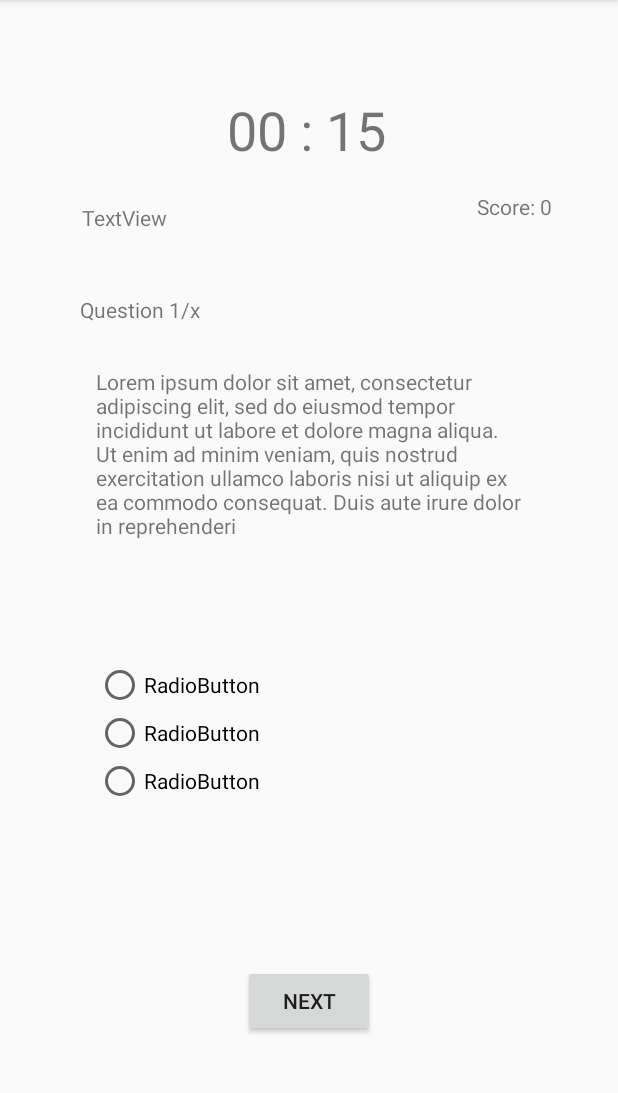
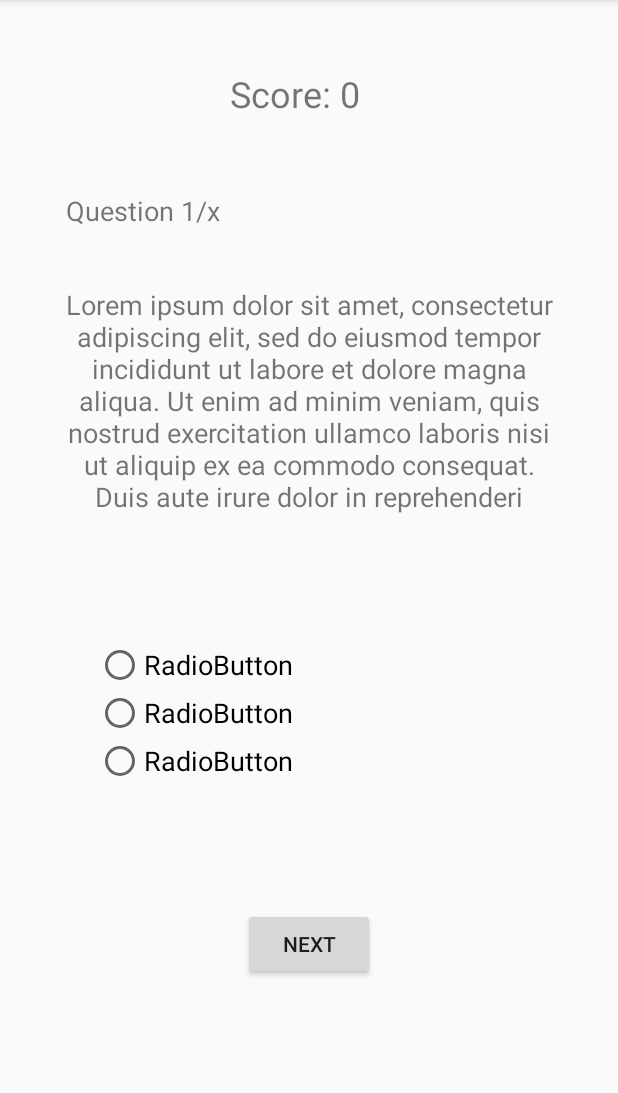
Before and after one commit to ChaimaeBen/Quizz, an Android app: the QuestionActivity screen opened directly, with no data from a screen before it, on a phone screen of 412 x 824 dp, the part 84-1177 px from its top. Run offline under Robolectric (Android 15) with nearby library versions, the phone set to English and light mode, and no system bars; our stand-ins replace Room's generated code.

Commit message:
vertaling 3

```diff
--- a/app/src/main/java/com/example/quizz/CategoryDetailFragment.java
+++ b/app/src/main/java/com/example/quizz/CategoryDetailFragment.java
@@ -169,7 +169,8 @@ public class CategoryDetailFragment extends Fragment {
             rad3.setText(current.getChoice3());
 
             questionCounter++;
-            TextCount.setText("Question: " + questionCounter + "/" + questionTotal);
+            TextCount.setText(getString(R.string.question )+" "+ questionCounter + "/" + questionTotal);
+
             answer = false;
             next.setText(R.string.confirm_button);
         }else{
--- a/app/src/main/java/com/example/quizz/QuestionActivity.java
+++ b/app/src/main/java/com/example/quizz/QuestionActivity.java
@@ -48,13 +48,11 @@ public class QuestionActivity extends AppCompatActivity {
 next = findViewById(R.id.id_next);
         TextQuestions =findViewById(R.id.id_question);
         TextScore=findViewById(R.id.id_totalText);
-        TextTime=findViewById(R.id.id_countdown);
         TextCount=findViewById(R.id.id_questionCount);
         group = findViewById(R.id.radioGroup);
         rad1 = findViewById(R.id.id_radio1);
         rad2 = findViewById(R.id.id_radio2);
         rad3 = findViewById(R.id.id_radio3);
-       TextCat = findViewById(R.id.id_categoryText);
         textDefaultColor = rad3.getTextColors();
 
         mrep = new QuestionRepository(this.getApplication());
@@ -118,7 +116,7 @@ private void AnswerChecker(){
             rad3.setText(current.getChoice3());
 
             questionCounter++;
-            TextCount.setText(R.string.question+" " + questionCounter + "/" + questionTotal);
+            TextCount.setText(getString(R.string.question )+" "+ questionCounter + "/" + questionTotal);
             answer = false;
             next.setText(R.string.confirm_button);
         }else{
--- a/app/src/main/res/layout/activity_question.xml
+++ b/app/src/main/res/layout/activity_question.xml
@@ -6,80 +6,34 @@
     android:layout_height="match_parent"
     tools:context=".QuestionActivity">
 
-    <Button
-        android:id="@+id/id_next"
-        android:layout_width="wrap_content"
-        android:layout_height="wrap_content"
-        android:layout_marginTop="44dp"
-        android:layout_marginBottom="67dp"
-        android:text="@string/next_button"
-        app:layout_constraintBottom_toBottomOf="parent"
-        app:layout_constraintEnd_toEndOf="parent"
-        app:layout_constraintStart_toStartOf="parent"
-        app:layout_constraintTop_toBottomOf="@+id/radioGroup" />
-
     <TextView
         android:id="@+id/id_totalText"
-        android:layout_width="wrap_content"
+        android:layout_width="0dp"
         android:layout_height="wrap_content"
-        android:layout_marginStart="317dp"
-        android:layout_marginLeft="317dp"
-        android:layout_marginTop="128dp"
-        android:layout_marginEnd="44dp"
-        android:layout_marginRight="44dp"
+        android:layout_marginStart="153dp"
+        android:layout_marginLeft="153dp"
+        android:layout_marginTop="46dp"
+        android:layout_marginEnd="172dp"
+        android:layout_marginRight="172dp"
         android:text="Score: 0"
+        android:textSize="24sp"
         app:layout_constraintEnd_toEndOf="parent"
+        app:layout_constraintHorizontal_bias="1.0"
         app:layout_constraintStart_toStartOf="parent"
         app:layout_constraintTop_toTopOf="parent" />
 
     <TextView
         android:id="@+id/id_questionCount"
-        android:layout_width="wrap_content"
-        android:layout_height="wrap_content"
-        android:layout_marginStart="64dp"
-        android:layout_marginLeft="64dp"
-        android:layout_marginTop="187dp"
-        android:layout_marginEnd="290dp"
-        android:layout_marginRight="290dp"
-        android:layout_marginBottom="20dp"
+        android:layout_width="229dp"
+        android:layout_height="28dp"
+        android:layout_marginStart="52dp"
+        android:layout_marginLeft="52dp"
+        android:layout_marginTop="128dp"
+        android:layout_marginEnd="147dp"
+        android:layout_marginRight="147dp"
         android:text="Question 1/x"
-        app:layout_constraintBottom_toTopOf="@+id/id_question"
+        android:textSize="18sp"
         app:layout_constraintEnd_toEndOf="parent"
-        app:layout_constraintStart_toStartOf="parent"
-        app:layout_constraintTop_toTopOf="parent" />
-
-    <TextView
-        android:id="@+id/id_countdown"
-        android:layout_width="wrap_content"
-        android:layout_height="wrap_content"
-        android:layout_marginStart="151dp"
-        android:layout_marginLeft="151dp"
-        android:layout_marginTop="62dp"
-        android:layout_marginEnd="152dp"
-        android:layout_marginRight="152dp"
-        android:layout_marginBottom="115dp"
-        android:text="00 : 15"
-        android:textSize="36sp"
-        app:layout_constraintBottom_toTopOf="@+id/id_question"
-        app:layout_constraintEnd_toEndOf="parent"
-        app:layout_constraintHorizontal_bias="0.0"
-        app:layout_constraintStart_toStartOf="parent"
-        app:layout_constraintTop_toTopOf="parent"
-        app:layout_constraintVertical_bias="0.0" />
-
-    <TextView
-        android:id="@+id/id_categoryText"
-        android:layout_width="wrap_content"
-        android:layout_height="wrap_content"
-        android:layout_marginStart="53dp"
-        android:layout_marginLeft="53dp"
-        android:layout_marginTop="133dp"
-        android:layout_marginEnd="205dp"
-        android:layout_marginRight="205dp"
-        android:layout_marginBottom="40dp"
-        android:text="TextView"
-        app:layout_constraintBottom_toTopOf="@+id/id_questionCount"
-        app:layout_constraintEnd_toStartOf="@+id/id_totalText"
         app:layout_constraintStart_toStartOf="parent"
         app:layout_constraintTop_toTopOf="parent" />
 
@@ -89,10 +43,10 @@
         android:layout_height="wrap_content"
         android:layout_marginStart="64dp"
         android:layout_marginLeft="64dp"
-        android:layout_marginTop="41dp"
+        android:layout_marginTop="30dp"
         android:layout_marginEnd="55dp"
         android:layout_marginRight="55dp"
-        android:layout_marginBottom="53dp"
+        android:layout_marginBottom="15dp"
         app:layout_constraintBottom_toTopOf="@+id/id_next"
         app:layout_constraintEnd_toEndOf="parent"
         app:layout_constraintStart_toStartOf="parent"
@@ -102,37 +56,52 @@
             android:id="@+id/id_radio1"
             android:layout_width="match_parent"
             android:layout_height="wrap_content"
-            android:text="RadioButton" />
+            android:text="RadioButton"
+            android:textSize="18sp" />
 
         <RadioButton
             android:id="@+id/id_radio2"
             android:layout_width="match_parent"
             android:layout_height="wrap_content"
-            android:text="RadioButton" />
+            android:text="RadioButton"
+            android:textSize="18sp" />
 
         <RadioButton
             android:id="@+id/id_radio3"
             android:layout_width="match_parent"
             android:layout_height="wrap_content"
-            android:text="RadioButton" />
+            android:text="RadioButton"
+            android:textSize="18sp" />
 
     </RadioGroup>
 
     <TextView
         android:id="@+id/id_question"
-        android:layout_width="283dp"
-        android:layout_height="139dp"
-        android:layout_marginStart="64dp"
-        android:layout_marginLeft="64dp"
-        android:layout_marginTop="88dp"
-        android:layout_marginEnd="64dp"
-        android:layout_marginRight="64dp"
-        android:layout_marginBottom="5dp"
+        android:layout_width="334dp"
+        android:layout_height="166dp"
+        android:layout_marginStart="30dp"
+        android:layout_marginLeft="30dp"
+        android:layout_marginTop="28dp"
+        android:layout_marginEnd="30dp"
+        android:layout_marginRight="30dp"
+        android:gravity="center"
         android:text="Lorem ipsum dolor sit amet, consectetur adipiscing elit, sed do eiusmod tempor incididunt ut labore et dolore magna aliqua. Ut enim ad minim veniam, quis nostrud exercitation ullamco laboris nisi ut aliquip ex ea commodo consequat. Duis aute irure dolor in reprehenderi"
-        app:layout_constraintBottom_toTopOf="@+id/radioGroup"
+        android:textSize="18sp"
         app:layout_constraintEnd_toEndOf="parent"
-        app:layout_constraintHorizontal_bias="0.0"
+        app:layout_constraintHorizontal_bias="0.512"
         app:layout_constraintStart_toStartOf="parent"
-        app:layout_constraintTop_toBottomOf="@+id/id_totalText" />
+        app:layout_constraintTop_toBottomOf="@+id/id_questionCount" />
+
+    <Button
+        android:id="@+id/id_next"
+        android:layout_width="wrap_content"
+        android:layout_height="wrap_content"
+        android:layout_marginTop="20dp"
+        android:layout_marginBottom="67dp"
+        android:text="@string/next_button"
+        app:layout_constraintBottom_toBottomOf="parent"
+        app:layout_constraintEnd_toEndOf="parent"
+        app:layout_constraintStart_toStartOf="parent"
+        app:layout_constraintTop_toBottomOf="@+id/radioGroup" />
 
 </androidx.constraintlayout.widget.ConstraintLayout>
--- a/app/src/main/res/layout/category_detail.xml
+++ b/app/src/main/res/layout/category_detail.xml
@@ -65,7 +65,7 @@
         android:layout_height="0dp"
         android:layout_marginStart="30dp"
         android:layout_marginLeft="30dp"
-        android:layout_marginTop="48dp"
+        android:layout_marginTop="5dp"
         android:layout_marginEnd="30dp"
         android:layout_marginRight="30dp"
         android:text="Lorem ipsum dolor sit amet, consectetur adipiscing elit, sed do eiusmod tempor incididunt ut labore et dolore magna aliqua. Ut enim ad minim veniam, quis nostrud exercitation ullamco laboris nisi ut aliquip ex ea commodo consequat. Duis aute irure dolor in reprehenderi"
@@ -117,7 +117,7 @@
         android:layout_height="wrap_content"
         android:layout_marginStart="161dp"
         android:layout_marginLeft="161dp"
-        android:layout_marginTop="75dp"
+        android:layout_marginTop="50dp"
         android:layout_marginEnd="162dp"
         android:layout_marginRight="162dp"
         android:layout_marginBottom="77dp"
--- a/app/src/main/res/layout/fragment_login.xml
+++ b/app/src/main/res/layout/fragment_login.xml
@@ -59,9 +59,12 @@
         android:layout_centerHorizontal="true"
         android:layout_marginStart="84dp"
         android:layout_marginLeft="84dp"
+        android:layout_marginEnd="12dp"
+        android:layout_marginRight="12dp"
         android:layout_marginBottom="36dp"
         android:text="@string/register_yet"
         app:layout_constraintBottom_toBottomOf="parent"
+        app:layout_constraintEnd_toStartOf="@+id/id_creatTxt"
         app:layout_constraintStart_toStartOf="parent" />
 
     <Button
--- a/app/src/main/res/layout/fragment_register.xml
+++ b/app/src/main/res/layout/fragment_register.xml
@@ -127,29 +127,28 @@
         android:id="@+id/textView"
         android:layout_width="wrap_content"
         android:layout_height="wrap_content"
-        android:layout_marginBottom="47dp"
+        android:layout_marginStart="80dp"
+        android:layout_marginLeft="80dp"
+        android:layout_marginEnd="3dp"
+        android:layout_marginRight="3dp"
+        android:layout_marginBottom="113dp"
         android:text="@string/already_account"
         app:layout_constraintBottom_toBottomOf="parent"
-        app:layout_constraintEnd_toEndOf="parent"
-        app:layout_constraintHorizontal_bias="0.394"
-        app:layout_constraintStart_toStartOf="parent"
-        app:layout_constraintTop_toBottomOf="@+id/log_btn" />
+        app:layout_constraintEnd_toStartOf="@+id/id_goTologin"
+        app:layout_constraintStart_toStartOf="parent" />
 
     <TextView
         android:id="@+id/id_goTologin"
         android:layout_width="wrap_content"
         android:layout_height="wrap_content"
-        android:layout_marginStart="15dp"
-        android:layout_marginLeft="15dp"
-        android:layout_marginTop="119dp"
-        android:layout_marginEnd="78dp"
-        android:layout_marginRight="78dp"
-        android:layout_marginBottom="133dp"
+        android:layout_marginEnd="80dp"
+        android:layout_marginRight="80dp"
+        android:layout_marginBottom="113dp"
         android:text="@string/go_login"
         app:layout_constraintBottom_toBottomOf="parent"
         app:layout_constraintEnd_toEndOf="parent"
-        app:layout_constraintStart_toEndOf="@+id/textView"
-        app:layout_constraintTop_toBottomOf="@+id/password_confirm" />
+        app:layout_constraintTop_toBottomOf="@+id/log_btn"
+        app:layout_constraintVertical_bias="1.0" />
 
 
 </androidx.constraintlayout.widget.ConstraintLayout>
```
